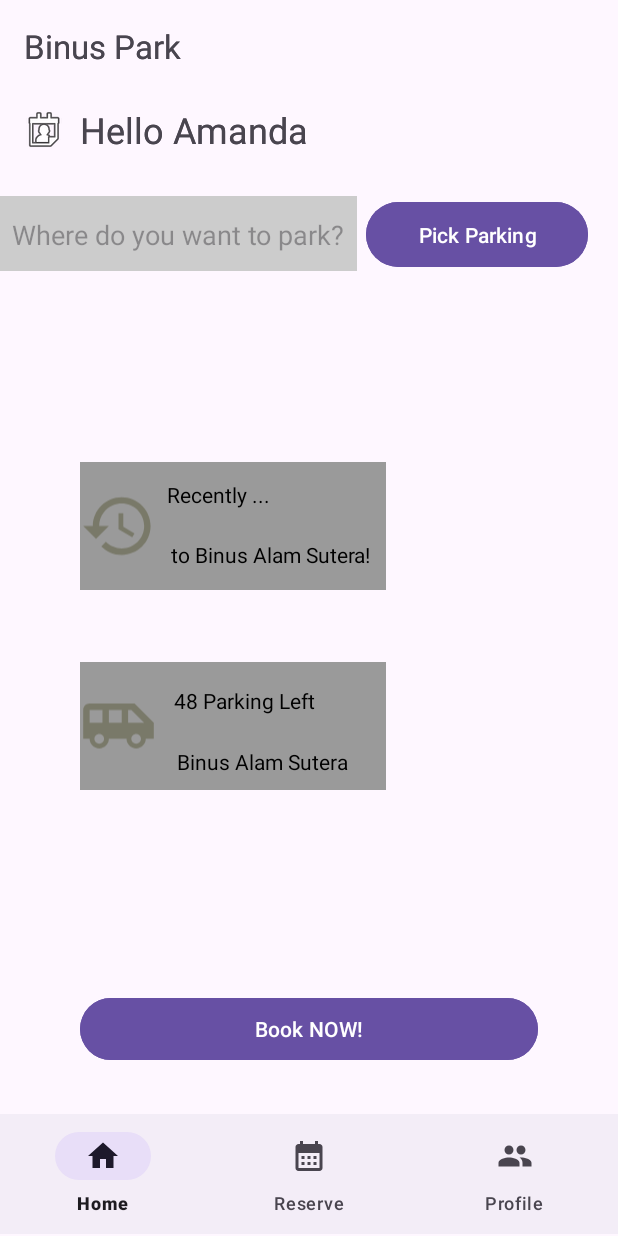
After one commit to temptedwithouta/BinusPark, an Android app: the DashboardActivity screen opened directly, with no data from a screen before it, on a phone screen of 412 x 824 dp. The commit adds this screen. Run offline under Robolectric (Android 15) with nearby library versions, the phone set to English and light mode, and no system bars.

Commit message:
update NavBar

```diff
--- /dev/null
+++ b/app/src/main/java/com/example/myapplication/DashboardActivity.java
@@ -0,0 +1,57 @@
+package com.example.myapplication;
+
+import android.os.Bundle;
+import androidx.appcompat.app.AppCompatActivity;
+import androidx.fragment.app.Fragment;
+import androidx.fragment.app.FragmentTransaction;
+import com.google.android.material.bottomnavigation.BottomNavigationView;
+import android.view.MenuItem;
+
+public class DashboardActivity extends AppCompatActivity {
+
+    @Override
+    protected void onCreate(Bundle savedInstanceState) {
+        super.onCreate(savedInstanceState);
+        setContentView(R.layout.activity_dashboard_1);
+
+        BottomNavigationView bottomNavigationView = findViewById(R.id.bottomNavigationView);
+        bottomNavigationView.setOnNavigationItemSelectedListener(new BottomNavigationView.OnNavigationItemSelectedListener() {
+            @Override
+            public boolean onNavigationItemSelected(MenuItem item) {
+                if (item.getItemId() == R.id.action_home) {
+                    replaceFragment(new DashboardFragment());
+                    return true;
+                } else if (item.getItemId() == R.id.action_calender) {
+                    // Navigasi ke ReservationActivity
+                    startActivity(ReservationActivity.createIntent(DashboardActivity.this));
+                    finish();
+                    return true;
+                } else if (item.getItemId() == R.id.profile) {
+                    // Tampilkan ProfileFragment atau navigasi ke halaman profil
+                    return true;
+                }
+                return false;
+            }
+        });
+
+        if (savedInstanceState == null) {
+            // Membuat instance dari DashboardFragment
+            DashboardFragment dashboardFragment = new DashboardFragment();
+
+            // Memulai transaksi fragment
+            FragmentTransaction transaction = getSupportFragmentManager().beginTransaction();
+
+            // Menambahkan fragment ke container di layout activity_dashboard
+            transaction.replace(R.id.fragmentContainer, dashboardFragment);
+
+            // Menyelesaikan transaksi
+            transaction.commit();
+        }
+    }
+
+    private void replaceFragment(Fragment fragment) {
+        FragmentTransaction transaction = getSupportFragmentManager().beginTransaction();
+        transaction.replace(R.id.fragmentContainer, fragment);
+        transaction.commit();
+    }
+}
--- a/app/src/main/java/com/example/myapplication/DashboardFragment.java
+++ b/app/src/main/java/com/example/myapplication/DashboardFragment.java
@@ -5,6 +5,7 @@ import android.view.LayoutInflater;
 import android.view.View;
 import android.view.ViewGroup;
 
+import androidx.appcompat.app.AppCompatActivity;
 import androidx.fragment.app.Fragment;
 
 public class DashboardFragment extends Fragment {
--- a/app/src/main/res/layout/activity_dashboard_1.xml
+++ b/app/src/main/res/layout/activity_dashboard_1.xml
@@ -155,4 +155,14 @@
         app:layout_constraintEnd_toEndOf="parent"
         app:layout_constraintStart_toStartOf="parent" />
 
+    <FrameLayout
+        android:id="@+id/fragmentContainer"
+        android:layout_width="match_parent"
+        android:layout_height="match_parent"
+        android:layout_above="@+id/bottomNavigationView"
+        android:layout_below="@+id/textViewHello"
+        app:layout_constraintBottom_toBottomOf="parent"
+        app:layout_constraintEnd_toEndOf="parent"
+        app:layout_constraintStart_toStartOf="parent"
+        app:layout_constraintTop_toTopOf="parent"/>
 </androidx.constraintlayout.widget.ConstraintLayout>
```
Also changed, not shown: app/src/main/AndroidManifest.xml (+9 -3 lines), app/src/main/java/com/example/myapplication/ReservationActivity.java (added, +72 -0 lines), app/src/main/java/com/example/myapplication/succcessReservation_fragment.java (+38 -9 lines), app/src/main/res/layout/actvity_reservation.xml (+12 -1 lines), app/src/main/res/layout/info_reservation.xml (+9 -0 lines).
